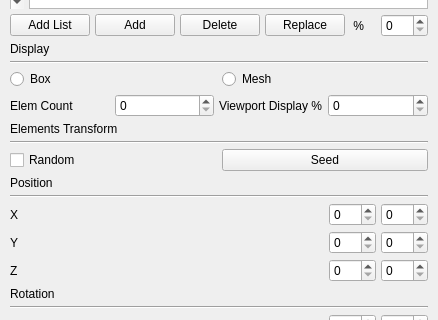
Before: the Qt Designer form scattertool-UI.ui in dleon692/ScatterTool, drawn with Qt 5; both pictures show x 0 to 438 and y 259 to 579 of the 438 by 940 pixel window.
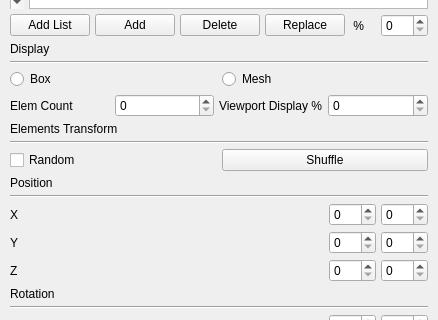
After: the same form once the commit is applied.

Commit message: the code was refactored a OOP design: source objects are managed by an ElementsManager, individual scattered objects are wrapped in ScatterInstance , and each scatter operation is encapsulated in a ScatterGroup . The overall tool is coordinated by a ScatterTool class.

Diff of the .ui file:
```diff
--- a/scattertool-UI.ui
+++ b/scattertool-UI.ui
@@ -310,7 +310,7 @@
        <item>
         <widget class="QPushButton" name="button_seed">
          <property name="text">
-          <string>Seed</string>
+          <string>Shuffle</string>
          </property>
         </widget>
        </item>
```
Left out of the diff: 2 changed lines with no effect on the pictures. The commit also changes 3 other files.
